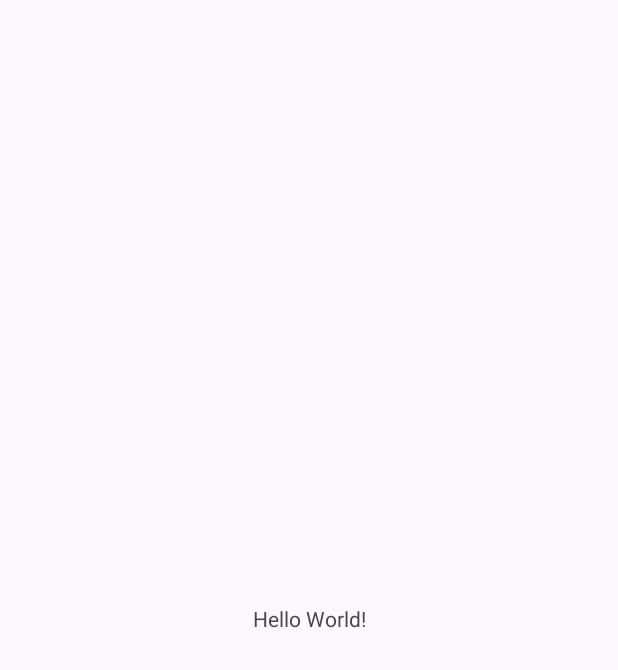
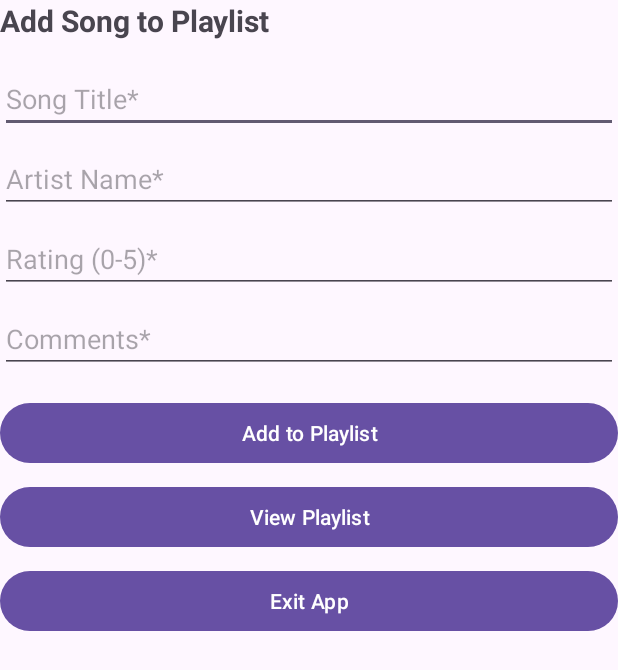
Before and after one commit to ST10467825/Practicum2025, an Android app: the screen it shows after launch (MainActivity), on a phone screen of 412 x 824 dp. Before the commit the part shown is almost empty. Shown: the top 670 px of the screen. Run offline under Robolectric (Android 15) with nearby library versions, the phone set to English and light mode, and no system bars.

Commit message:
Designed the page that asks for user input to add a song to playlist

```diff
--- a/app/src/main/res/layout/activity_main.xml
+++ b/app/src/main/res/layout/activity_main.xml
@@ -1,19 +1,69 @@
 <?xml version="1.0" encoding="utf-8"?>
-<androidx.constraintlayout.widget.ConstraintLayout xmlns:android="http://schemas.android.com/apk/res/android"
+<LinearLayout xmlns:android="http://schemas.android.com/apk/res/android"
     xmlns:app="http://schemas.android.com/apk/res-auto"
     xmlns:tools="http://schemas.android.com/tools"
     android:id="@+id/main"
     android:layout_width="match_parent"
     android:layout_height="match_parent"
+    android:orientation="vertical"
+    android:paddind="16dp"
     tools:context=".MainActivity">
 
     <TextView
         android:layout_width="wrap_content"
         android:layout_height="wrap_content"
-        android:text="Hello World!"
-        app:layout_constraintBottom_toBottomOf="parent"
-        app:layout_constraintEnd_toEndOf="parent"
-        app:layout_constraintStart_toStartOf="parent"
-        app:layout_constraintTop_toTopOf="parent" />
+        android:text="Add Song to Playlist"
+        android:textSize="20sp"
+        android:textStyle="bold" />
 
-</androidx.constraintlayout.widget.ConstraintLayout>
+    <EditText
+        android:id="@+id/songTitleEditText"
+        android:layout_width="match_parent"
+        android:layout_height="wrap_content"
+        android:layout_marginTop="16dp"
+        android:hint="Song Title*" />
+
+    <EditText
+        android:id="@+id/artistNameEditText"
+        android:layout_width="match_parent"
+        android:layout_height="wrap_content"
+        android:layout_marginTop="8dp"
+        android:hint="Artist Name*" />
+
+    <EditText
+        android:id="@+id/ratingEditText"
+        android:layout_width="match_parent"
+        android:layout_height="wrap_content"
+        android:layout_marginTop="8dp"
+        android:hint="Rating (0-5)*"
+        android:inputType="numberDecimal" />
+
+    <EditText
+        android:id="@+id/commentsEditText"
+        android:layout_width="match_parent"
+        android:layout_height="wrap_content"
+        android:layout_marginTop="8dp"
+        android:hint="Comments*" />
+
+    <Button
+        android:id="@+id/addButton"
+        android:layout_width="match_parent"
+        android:layout_height="wrap_content"
+        android:layout_marginTop="16dp"
+        android:text="Add to Playlist" />
+
+    <Button
+        android:id="@+id/viewButton"
+        android:layout_width="match_parent"
+        android:layout_height="wrap_content"
+        android:layout_marginTop="8dp"
+        android:text="View Playlist" />
+
+    <Button
+        android:id="@+id/exitButton"
+        android:layout_width="match_parent"
+        android:layout_height="wrap_content"
+        android:layout_marginTop="8dp"
+        android:text="Exit App" />
+
+</LinearLayout>
```
